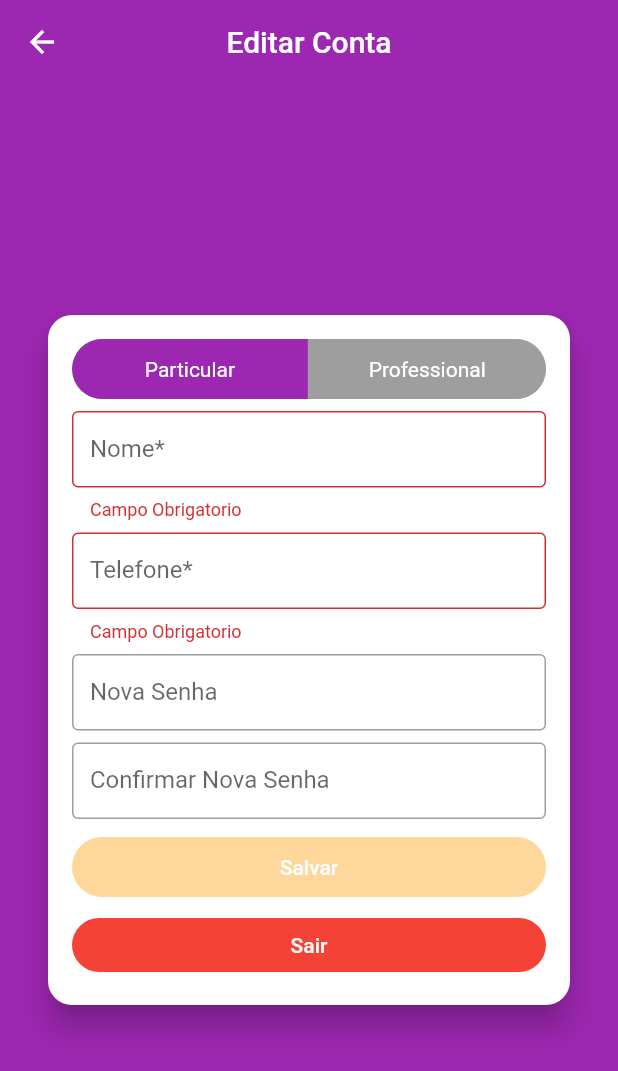
After one commit to souzaleandror/xlomobx, a Flutter app: the EditAccountScreen screen opened directly, on a phone screen of 412 x 824 dp. The commit adds this screen. Shown: the top 1071 px of the screen. Run offline on Flutter 3.47's test engine with Material 2 defaults, Android fonts, the phone set to English and light mode, and no system bars; drawn by our look-alikes of toggle_switch; our stand-ins replace brasil_fields, cached_network_image, carousel_pro, dio, flutter_mobx, get_it and 6 more; accounts and stored records are empty; generated files the repository leaves out were written again; network calls fail; statements that could not run were skipped; key blocks and very long unbroken strings in the code were emptied for the run.

Commit message:
70% - Final Edit Announce && Edit/Logout User

```diff
--- /dev/null
+++ b/lib/screens/edit_account/edit_account_screen.dart
@@ -0,0 +1,190 @@
+import 'package:brasil_fields/brasil_fields.dart';
+import 'package:flutter/material.dart';
+import 'package:flutter/services.dart';
+import 'package:flutter_mobx/flutter_mobx.dart';
+import 'package:get_it/get_it.dart';
+import 'package:toggle_switch/toggle_switch.dart';
+import 'package:xlomobx/stores/edit_account_store.dart';
+import 'package:xlomobx/stores/page_store.dart';
+
+class EditAccountScreen extends StatelessWidget {
+  final EditAccountStore store = EditAccountStore();
+
+  @override
+  Widget build(BuildContext context) {
+    return Scaffold(
+      appBar: AppBar(
+        title: Text('Editar Conta'),
+        centerTitle: true,
+      ),
+      body: Center(
+        child: SingleChildScrollView(
+          child: Card(
+            shape:
+                RoundedRectangleBorder(borderRadius: BorderRadius.circular(16)),
+            elevation: 8.0,
+            margin: const EdgeInsets.symmetric(horizontal: 32),
+            child: Padding(
+              padding: const EdgeInsets.all(16),
+              child: Column(
+                mainAxisSize: MainAxisSize.min,
+                crossAxisAlignment: CrossAxisAlignment.stretch,
+                children: [
+                  Observer(
+                    builder: (_) {
+                      return IgnorePointer(
+                        ignoring: store.loading,
+                        child: LayoutBuilder(
+                          builder: (_, constraints) {
+                            return ToggleSwitch(
+                              minWidth: constraints.biggest.width / 2.01,
+                              labels: [
+                                'Particular',
+                                'Professional',
+                              ],
+                              cornerRadius: 20,
+                              activeBgColor: Colors.purple,
+                              inactiveBgColor: Colors.grey,
+                              activeFgColor: Colors.white,
+                              inactiveFgColor: Colors.white,
+                              initialLabelIndex: store.userType.index,
+                              onToggle: store.setUserType,
+                            );
+                          },
+                        ),
+                      );
+                    },
+                  ),
+                  const SizedBox(
+                    height: 8,
+                  ),
+                  Observer(
+                    builder: (_) {
+                      return TextFormField(
+                        decoration: InputDecoration(
+                          border: OutlineInputBorder(),
+                          isDense: true,
+                          labelText: 'Nome*',
+                          errorText: store.nameError,
+                        ),
+                        onChanged: store.setName,
+                        initialValue: store.name,
+                        enabled: !store.loading,
+                      );
+                    },
+                  ),
+                  const SizedBox(
+                    height: 8,
+                  ),
+                  Observer(
+                    builder: (_) {
+                      return TextFormField(
+                        decoration: InputDecoration(
+                          border: OutlineInputBorder(),
+                          isDense: true,
+                          labelText: 'Telefone*',
+                          errorText: store.phoneError,
+                        ),
+                        keyboardType: TextInputType.number,
+                        inputFormatters: [
+                          FilteringTextInputFormatter.digitsOnly,
+                          TelefoneInputFormatter(),
+                        ],
+                        onChanged: store.setPhone,
+                        initialValue: store.phone,
+                        enabled: !store.loading,
+                      );
+                    },
+                  ),
+                  const SizedBox(
+                    height: 8,
+                  ),
+                  Observer(builder: (_) {
+                    return TextFormField(
+                      decoration: InputDecoration(
+                        border: OutlineInputBorder(),
+                        isDense: true,
+                        labelText: 'Nova Senha',
+                      ),
+                      obscureText: true,
+                      onChanged: store.setPass1,
+                      enabled: !store.loading,
+                    );
+                  }),
+                  const SizedBox(
+                    height: 8,
+                  ),
+                  Observer(
+                    builder: (_) {
+                      return TextFormField(
+                        decoration: InputDecoration(
+                          border: OutlineInputBorder(),
+                          isDense: true,
+                          labelText: 'Confirmar Nova Senha',
+                          errorText: store.passError,
+                        ),
+                        obscureText: true,
+                        onChanged: store.setPass2,
+                        enabled: !store.loading,
+                      );
+                    },
+                  ),
+                  const SizedBox(
+                    height: 12,
+                  ),
+                  Observer(
+                    builder: (_) {
+                      return SizedBox(
+                        height: 40,
+                        child: RaisedButton(
+                          shape: RoundedRectangleBorder(
+                            borderRadius: BorderRadius.circular(20),
+                          ),
+                          onPressed: store.savePressed,
+                          color: Colors.orange,
+                          disabledColor: Colors.orange.withAlpha(100),
+                          child: store.loading
+                              ? CircularProgressIndicator(
+                                  valueColor: AlwaysStoppedAnimation(
+                                    Colors.white,
+                                  ),
+                                )
+                              : Text(
+                                  'Salvar',
+                                  style: TextStyle(color: Colors.white),
+                                ),
+                          elevation: 0,
+                        ),
+                      );
+                    },
+                  ),
+                  const SizedBox(
+                    height: 8,
+                  ),
+                  SizedBox(
+                    child: RaisedButton(
+                      shape: RoundedRectangleBorder(
+                        borderRadius: BorderRadius.circular(20),
+                      ),
+                      onPressed: () {
+                        store.logout();
+                        GetIt.I<PageStore>().setPage(0);
+                        Navigator.of(context).pop();
+                      },
+                      color: Colors.red,
+                      child: Text(
+                        'Sair',
+                        style: TextStyle(color: Colors.white),
+                      ),
+                      elevation: 0,
+                    ),
+                  ),
+                ],
+              ),
+            ),
+          ),
+        ),
+      ),
+    );
+  }
+}
--- a/lib/stores/login_store.dart
+++ b/lib/stores/login_store.dart
@@ -51,6 +51,7 @@ abstract class _LoginStore with Store {
   @action
   Future<void> _login() async {
     loading = true;
+    error = null;
 
     try {
       error = null;
--- a/lib/stores/user_manager_store.dart
+++ b/lib/stores/user_manager_store.dart
@@ -24,4 +24,9 @@ abstract class _UserManagerStore with Store {
     final user = await UserRepository().currentUser();
     setUser(user);
   }
+
+  Future<void> logout() async {
+    await UserRepository().logout();
+    setUser(null);
+  }
 }
--- a/pubspec.yaml
+++ b/pubspec.yaml
@@ -45,6 +45,7 @@ dependencies:
   carousel_pro: ^1.0.0
   readmore: ^1.0.1
   url_launcher: ^5.7.10
+  toggle_switch: ^0.1.8
 
 dev_dependencies:
   flutter_test:
```
Also changed, not shown: lib/components/empty_card.dart (added, +58 -0 lines), lib/repositories/ad_repository.dart (+33 -0 lines), lib/repositories/user_repository.dart (+37 -0 lines), lib/screens/account/account_screen.dart (+19 -4 lines), lib/screens/home/home_screen.dart (+2 -25 lines), lib/screens/login/login_screen.dart (+21 -1 lines), lib/screens/myads/components/active_tile.dart (+70 -2 lines), lib/screens/myads/components/sold_tile.dart (+7 -2 lines), lib/screens/myads/myads_screen.dart (+20 -7 lines), lib/stores/edit_account_store.dart (added, +112 -0 lines), lib/stores/myads_store.dart (+22 -2 lines), lib/stores/edit_account_store.g.dart (added), lib/stores/myads_store.g.dart, 1 other file.
